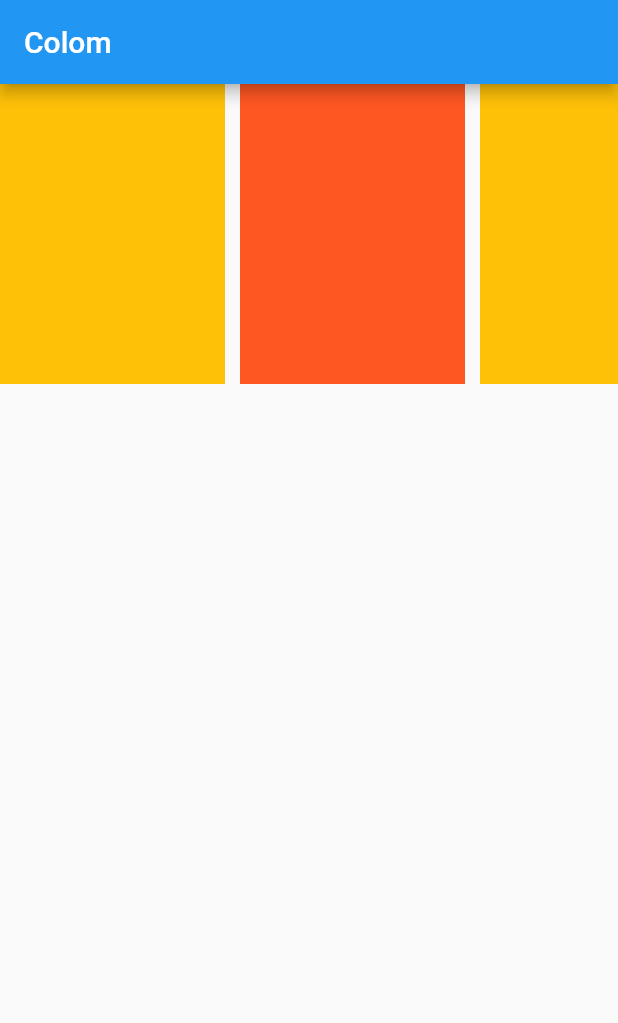
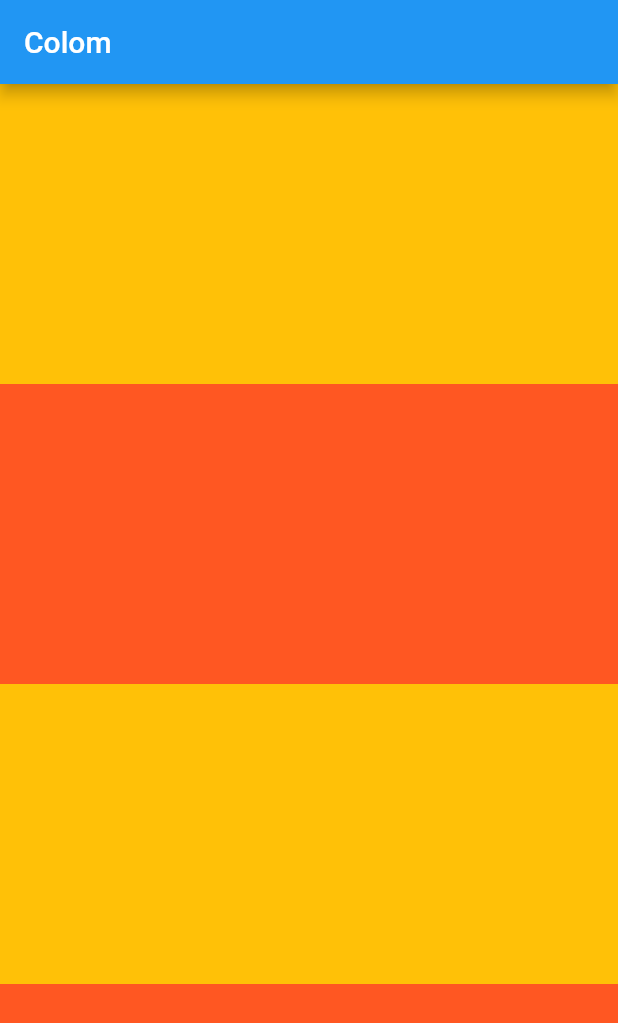
Before and after one commit to ahmedsujon/Flutter-Complete-Guide, a Flutter app: the screen it shows after launch, on a phone screen of 412 x 824 dp. Shown: the top 1023 px of the screen. Run offline on Flutter 3.47's test engine with Material 2 defaults, Android fonts, the phone set to English and light mode, and no system bars.

```diff
--- a/lib/main.dart
+++ b/lib/main.dart
@@ -12,12 +12,13 @@ class MyApp extends StatelessWidget {
           appBar: AppBar(
             title: Text("Colom"),
           ),
-          body: SingleChildScrollView(
-            scrollDirection: Axis.horizontal,
-            child: Row(children: <Widget>[
+          body: ListView(
+            children: <Widget>[
+              Column(
+                children: <Widget>[
                   Container(
                 height: 200,
-              width: 150,
+                width: 500,
                 color: Colors.amber,
               ),
               SizedBox(
@@ -25,7 +26,7 @@ class MyApp extends StatelessWidget {
               ),
               Container(
                 height: 200,
-              width: 150,
+                width: 500,
                 color: Colors.deepOrange,
               ),
               SizedBox(
@@ -33,7 +34,7 @@ class MyApp extends StatelessWidget {
               ),
               Container(
                 height: 200,
-              width: 150,
+                width: 500,
                 color: Colors.amber,
               ),
               SizedBox(
@@ -41,10 +42,12 @@ class MyApp extends StatelessWidget {
               ),
               Container(
                 height: 200,
-              width: 150,
-              color: Colors.amber,
+                width: 500,
+                color: Colors.deepOrange,
               )
-          ]),
+                ],
+              )
+            ],
           ),
         ),
       ),
```
Lines whose indentation alone changed are shown as unchanged.
